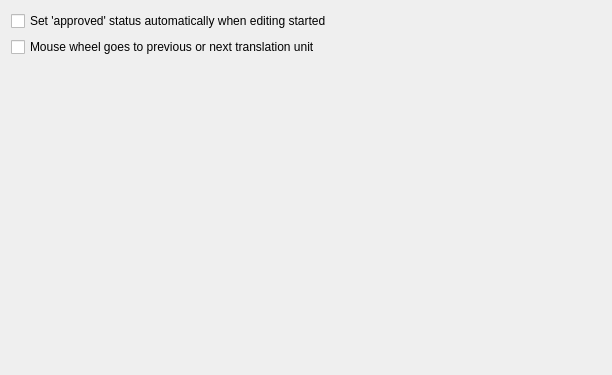
This is src/prefs/prefs_editor.ui in KDE/lokalize as Qt 5 draws it before an edit. The edited form follows.
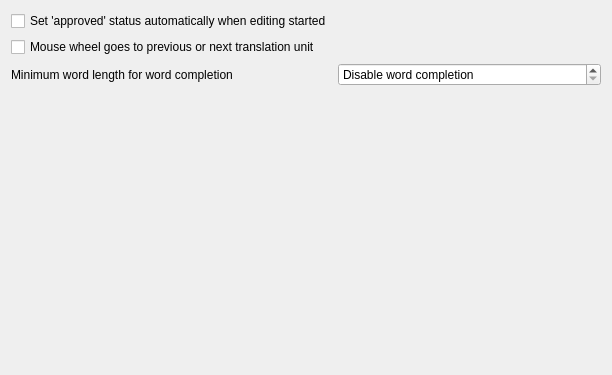
This is the edited form.

Commit message:
yay! autocompletion of words has came to Lokalize
todo:
-sort suggestions by frequency
-position suggestion popup list better
-maintain live completion base (as flushUpdateDBBuffer() does)
-clear on project switch (different languages etc)

NEW FEATURE

Patch:
```diff
--- a/src/prefs/prefs_editor.ui
+++ b/src/prefs/prefs_editor.ui
@@ -17,7 +17,7 @@
    <property name="spacing">
     <number>6</number>
    </property>
-   <item row="4" column="0" colspan="2">
+   <item row="3" column="0" colspan="2">
     <spacer>
      <property name="orientation">
       <enum>Qt::Vertical</enum>
@@ -47,6 +47,29 @@
      </property>
      <property name="whatsThis">
       <string>&lt;html&gt;When this option is enabled, the mouse wheel is used to go to the previous or next translation unit (without modifier keys). Modifier keys can be used to change this behavior. Use:&lt;ul&gt;&lt;li&gt;&lt;b&gt;Shift&lt;/b&gt; to scroll within the text of the current unit,&lt;/li&gt;&lt;li&gt;&lt;b&gt;Ctrl+Shift&lt;/b&gt; to go to previous or next non-ready unit,&lt;/li&gt;&lt;li&gt;&lt;b&gt;Ctrl&lt;/b&gt; to go to previous or next non-ready not empty unit,&lt;/li&gt;&lt;li&gt;&lt;b&gt;Alt&lt;/b&gt; to go to previous or next untranslated unit.&lt;/li&gt;&lt;/ul&gt;When the option is disabled, the mouse wheel scrolls within the text of the current translation unit.&lt;/html&gt;</string>
+     </property>
+     <property name="text">
+      <string>Mouse wheel goes to previous or next translation unit</string>
+     </property>
+    </widget>
+   </item>
+   <item row="2" column="0">
+    <widget class="QLabel" name="kcfg_WordCompletionLength">
+     <property name="text">
+      <string>Minimum word length for word completion</string>
+     </property>
+    </widget>
+   </item>
+   <item row="2" column="1">
+    <widget class="QSpinBox" name="spinBox">
+     <property name="specialValueText">
+      <string>Disable word completion</string>
+     </property>
+     <property name="minimum">
+      <number>2</number>
+     </property>
+     <property name="maximum">
+      <number>20</number>
      </property>
     </widget>
    </item>
```
Left out of the diff: 3 changed lines with no effect on the pictures. The commit also changes 8 other files.
